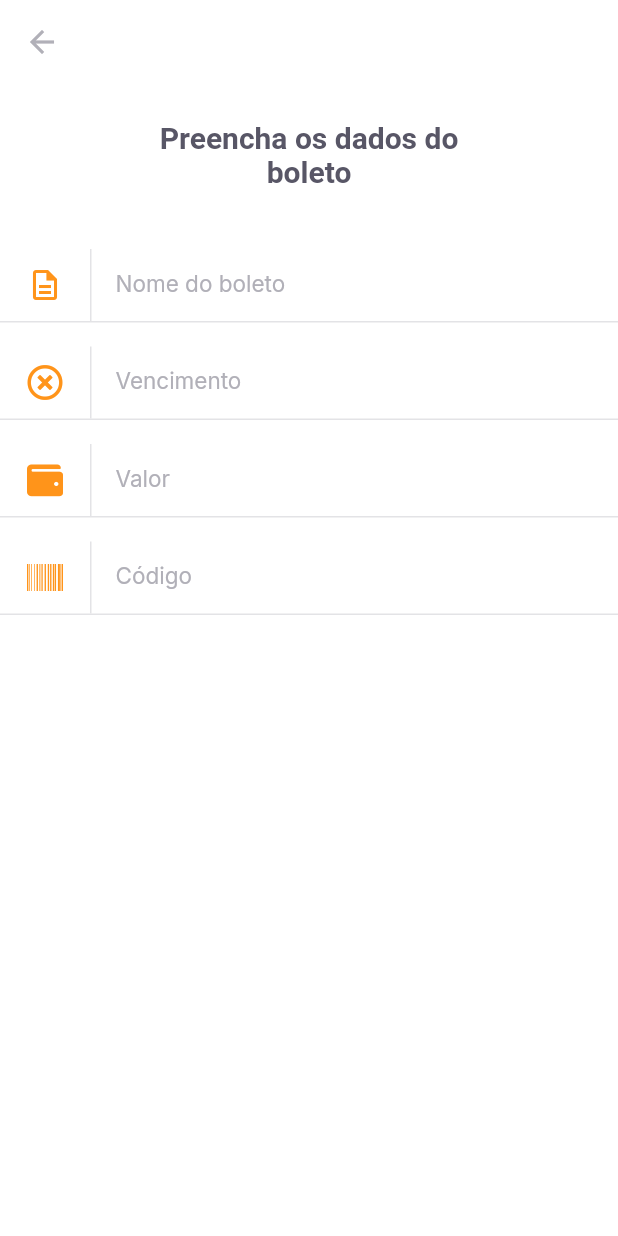
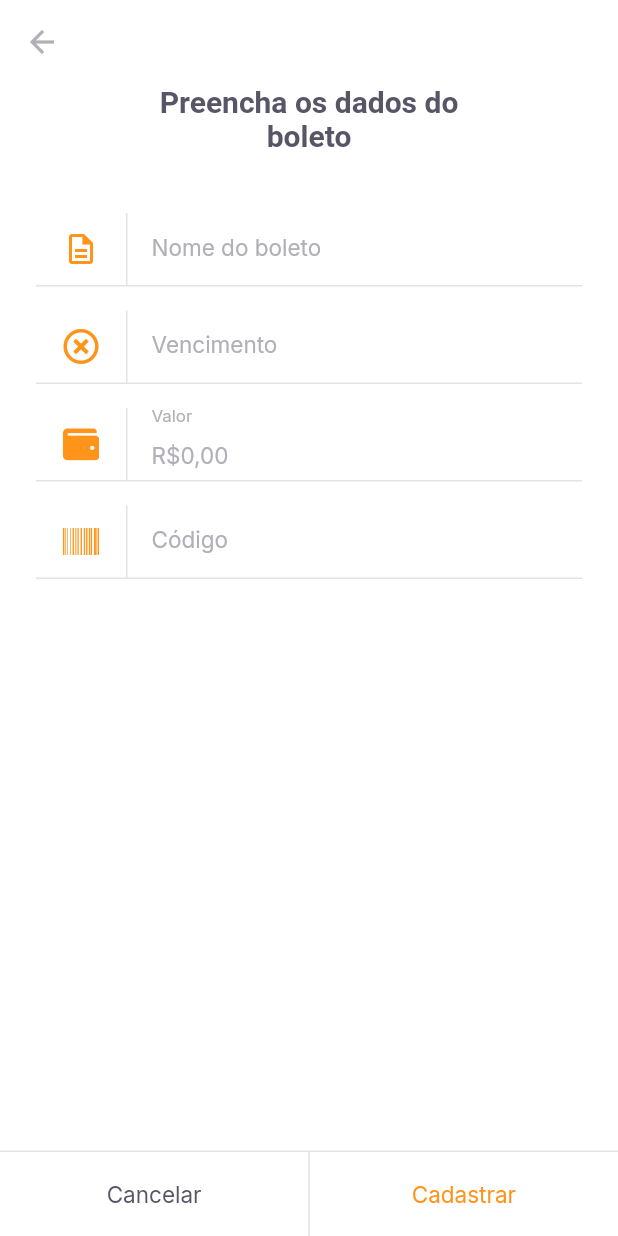
Before and after one commit to maycon26/PayFlow, a Flutter app: the InsertBoletoPage screen opened by its route, on a phone screen of 412 x 824 dp. Run offline on Flutter 3.47's test engine with Material 2 defaults, Android fonts, the phone set to English and light mode, and no system bars; our stand-ins replace camera, firebase_core, flutter_masked_text2, font_awesome_flutter, google_fonts, google_sign_in and 2 more; missing offline and left inert: google_ml_kit; accounts and stored records are empty.

Commit message:
Details controller

```diff
--- /dev/null
+++ b/lib/modules/insert_boleto/insert_boleto_controller.dart
@@ -0,0 +1,10 @@
+class InsertBoletoController{
+  String? validateName(String? value) =>
+      value?.isEmpty ?? true ? "O nome não pode ser vazio" : null;
+  String? validateVencimento(String? value) =>
+      value?.isEmpty ?? true ? "A data de vencimento não pode ser vazio" : null;
+  String? validateValor(double value) =>
+      value == 0 ? "Insira um valor maior que R\$ 0,00" : null;
+  String? validateCodigo(String? value) =>
+      value?.isEmpty ?? true ? "O código do boleto não pode ser vazio" : null;
+}
--- a/lib/modules/insert_boleto/insert_boleto_page.dart
+++ b/lib/modules/insert_boleto/insert_boleto_page.dart
@@ -1,11 +1,41 @@
 import 'package:flutter/material.dart';
+import 'package:flutter_masked_text2/flutter_masked_text2.dart';
 import 'package:font_awesome_flutter/font_awesome_flutter.dart';
+import 'package:payflow/modules/insert_boleto/insert_boleto_controller.dart';
 import 'package:payflow/shared/themes/app_colors.dart';
 import 'package:payflow/shared/themes/app_text_styles.dart';
 import 'package:payflow/shared/widgets/input_text/input_text_widget.dart';
+import 'package:payflow/shared/widgets/set_label_buttons/set_label_buttons.dart';
 
-class InsertBoletoPage extends StatelessWidget {
-  const InsertBoletoPage({Key? key}) : super(key: key);
+class InsertBoletoPage extends StatefulWidget {
+  final String? barcode;
+  const InsertBoletoPage({Key? key, this.barcode}) : super(key: key);
+
+  @override
+  _InsertBoletoPageState createState() => _InsertBoletoPageState();
+}
+
+class _InsertBoletoPageState extends State<InsertBoletoPage> {
+  final controller = InsertBoletoController();
+
+  final moneyInputTextController = MoneyMaskedTextController(
+    leftSymbol: "R\$",
+    decimalSeparator: ",",
+  );
+
+  final dueDateInputTextController = MaskedTextController(
+    mask: "00/00/0000"
+  );
+
+  final barcodeInputTextController = TextEditingController();
+
+  @override
+  void initState() {
+    if(widget.barcode != null){
+      barcodeInputTextController.text = widget.barcode!;
+    }
+    super.initState();
+  }
 
   @override
   Widget build(BuildContext context) {
@@ -16,34 +46,60 @@ class InsertBoletoPage extends StatelessWidget {
         elevation: 0,
         leading: BackButton(color: AppColors.input),
       ),
-      body: Column(
+      body: Padding(
+        padding: const EdgeInsets.symmetric(horizontal: 24),
+        child: Column(
           crossAxisAlignment: CrossAxisAlignment.center,
           children: [
             Padding(
-            padding: const EdgeInsets.symmetric(horizontal: 93, vertical: 24),
+              padding: const EdgeInsets.symmetric(horizontal: 69),
               child: Text(
                 "Preencha os dados do boleto",
                 style: AppTextStyles.titleBoldHeading,
                 textAlign: TextAlign.center,
               ),
             ),
+            SizedBox( //Espaçamento
+              height: 24,
+            ),
             InputTextWidget(
+              validator: controller.validateName,
               label: "Nome do boleto",
               icon: Icons.description_outlined,
+              onChanged: (value){},
             ),
             InputTextWidget(
+              controller: dueDateInputTextController,
+              validator: controller.validateVencimento,
               label: "Vencimento",
               icon: FontAwesomeIcons.timesCircle,
+              onChanged: (value){},
             ),
             InputTextWidget(
+              controller: moneyInputTextController,
+              validator: (_) => controller.validateValor(moneyInputTextController.numberValue),
               label: "Valor",
               icon: FontAwesomeIcons.wallet,
+              onChanged: (value){},
             ),
             InputTextWidget(
+              controller: barcodeInputTextController,
+              validator: controller.validateCodigo,
               label: "Código",
               icon: FontAwesomeIcons.barcode,
+              onChanged: (value){},
             ),
           ],
+        ),
+      ),
+      bottomNavigationBar: SetLabelButtons(
+        primaryLabel: "Cancelar",
+        primaryOnPressed: (){
+          Navigator.pop(context); //Volta para o contexto anterior
+        },
+        secondaryLabel: "Cadastrar",
+        secondaryOnPressed: (){},
+        enableSecondaryColor: true,
       ),
     );
   }
--- a/lib/shared/widgets/input_text/input_text_widget.dart
+++ b/lib/shared/widgets/input_text/input_text_widget.dart
@@ -5,7 +5,20 @@ import 'package:payflow/shared/themes/app_text_styles.dart';
 class InputTextWidget extends StatelessWidget {
   final String label;
   final IconData icon;
-  const InputTextWidget({Key? key, required this.label, required this.icon}) : super(key: key);
+  final String? initialValue;
+  final String? Function(String?)? validator;
+  final TextEditingController? controller;
+  final void Function(String value) onChanged;
+
+  const InputTextWidget({
+    Key? key,
+    required this.label,
+    required this.icon,
+    this.initialValue,
+    this.validator,
+    this.controller,
+    required this.onChanged,
+  }) : super(key: key);
 
   @override
   Widget build(BuildContext context) {
@@ -14,6 +27,10 @@ class InputTextWidget extends StatelessWidget {
       child: Column(
         children: [
           TextFormField(
+            onChanged: onChanged,
+            controller: controller,
+            initialValue: initialValue,
+            validator: validator,
             style: AppTextStyles.input,
             decoration: InputDecoration(
               contentPadding: EdgeInsets.zero,
--- a/lib/shared/widgets/set_label_buttons/set_label_buttons.dart
+++ b/lib/shared/widgets/set_label_buttons/set_label_buttons.dart
@@ -1,3 +1,4 @@
+import 'package:flutter/cupertino.dart';
 import 'package:flutter/material.dart';
 import 'package:payflow/shared/themes/app_colors.dart';
 import 'package:payflow/shared/themes/app_text_styles.dart';
@@ -10,12 +11,31 @@ class SetLabelButtons extends StatelessWidget {
   final String secondaryLabel;
   final VoidCallback secondaryOnPressed;
   final bool enablePrimaryColor;
-  const SetLabelButtons({Key? key, required this.primaryLabel, required this.primaryOnPressed, required this.secondaryLabel, required this.secondaryOnPressed, this.enablePrimaryColor = false}) : super(key: key);
+  final bool enableSecondaryColor;
+  const SetLabelButtons({
+    Key? key,
+    required this.primaryLabel,
+    required this.primaryOnPressed,
+    required this.secondaryLabel,
+    required this.secondaryOnPressed,
+    this.enablePrimaryColor = false,
+    this.enableSecondaryColor = false,
+  }) : super(key: key);
 
   @override
   Widget build(BuildContext context) {
     return Container(
-      color: AppColors.shape,
+      color: AppColors.background,
+      height: 57,
+      child: Column(
+        mainAxisSize: MainAxisSize.min,
+        children: [
+          Divider(
+            height: 1,
+            thickness: 1,
+            color: AppColors.stroke,
+          ),
+          Container(
             height: 56,
             child: Row(
               children: [
@@ -31,7 +51,11 @@ class SetLabelButtons extends StatelessWidget {
                     child: LabelButton(
                       label: secondaryLabel,
                       onPressed: secondaryOnPressed,
+                      style: enableSecondaryColor ? AppTextStyles.buttonPrimary : null,
                     )
+                ),
+              ],
+            ),
           ),
         ],
       ),
--- a/pubspec.yaml
+++ b/pubspec.yaml
@@ -36,6 +36,7 @@ dependencies:
   camera: ^0.8.1+3
   image_picker: ^0.8.1+3
   font_awesome_flutter: ^9.1.0
+  flutter_masked_text2: ^0.9.1
 
 dev_dependencies:
   flutter_test:
```
Also changed, not shown: pubspec.lock. Lines whose indentation alone changed are shown as unchanged.
